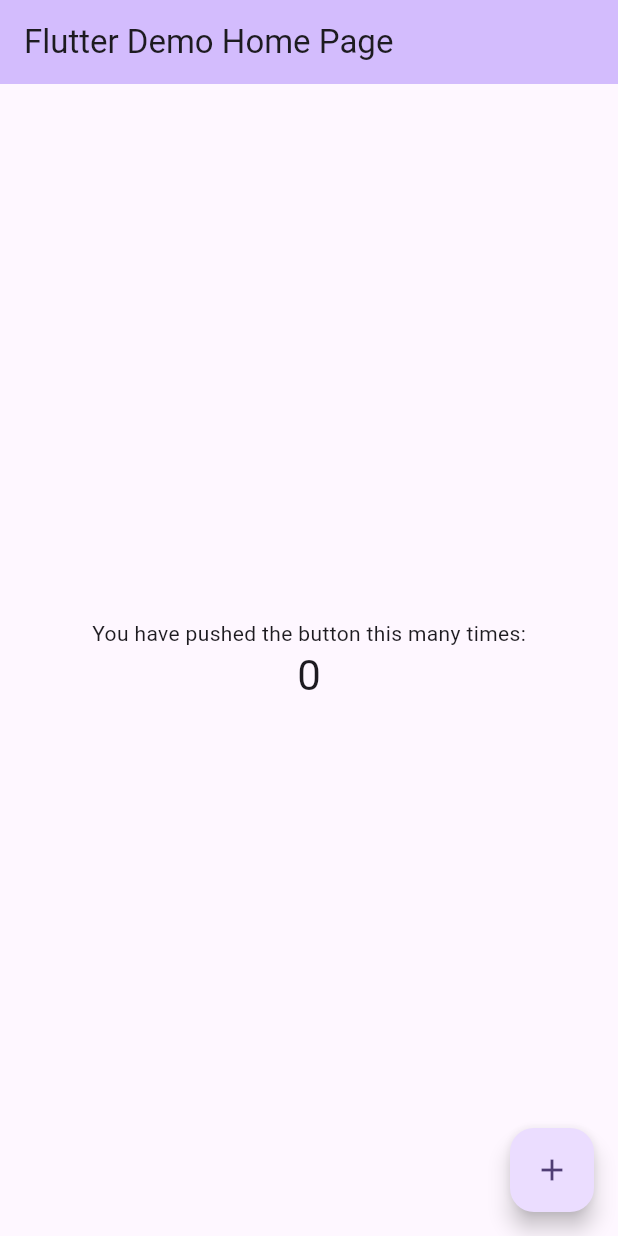
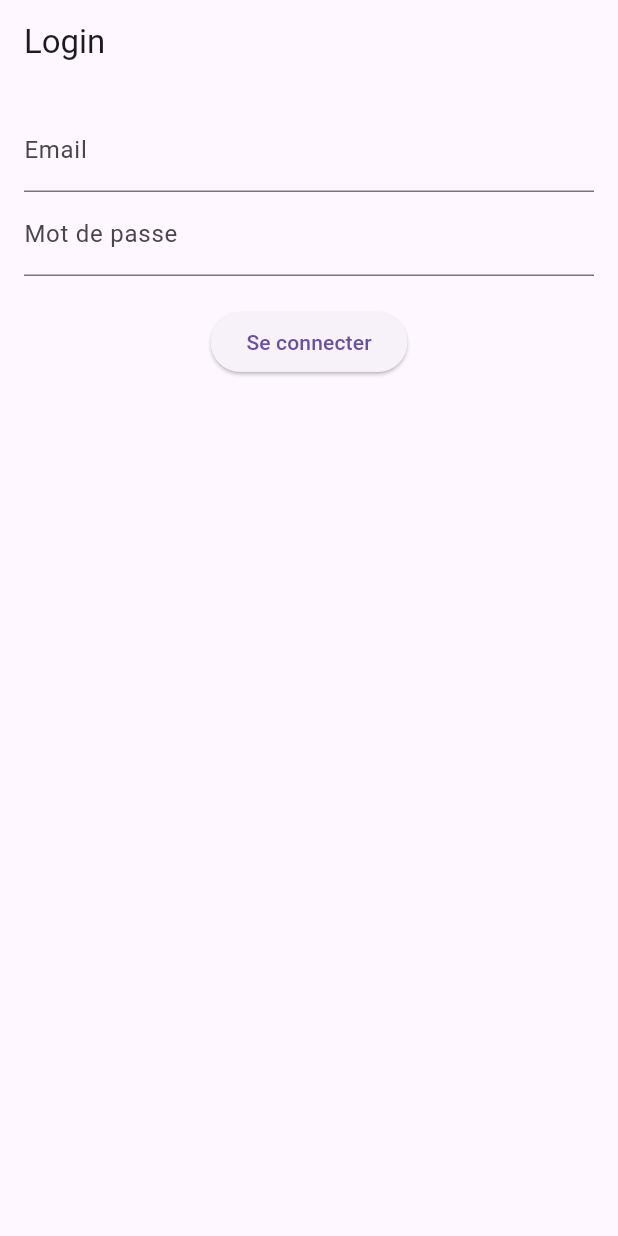
Before and after one commit to Randrianiarison/Flutter, a Flutter app: the screen it shows after launch, on a phone screen of 412 x 824 dp. Run offline on Flutter 3.47's test engine with Material 3 defaults, Android fonts, the phone set to English and light mode, and no system bars.

Commit message:
projet final flutter

```diff
--- a/lib/main.dart
+++ b/lib/main.dart
@@ -1,125 +1,39 @@
-import 'package:flutter/material.dart';
+/*import 'package:flutter/material.dart';
+import 'package:untitled1/screen/home.dart';
 
-void main() {
+void main(){
   runApp(const MyApp());
 }
 
-class MyApp extends StatelessWidget {
+class MyApp extends StatelessWidget{
   const MyApp({super.key});
 
-  // This widget is the root of your application.
+  @override
+  Widget build(BuildContext context){
+    return const MaterialApp(
+      home: HomeScreen(),
+    );
+  }
+}*/
+
+import 'package:flutter/material.dart';
+import 'package:untitled1/screen/home.dart';
+import 'package:untitled1/screen/login_page.dart';
+
+void main() {
+  runApp(MyApp());
+}
+
+class MyApp extends StatelessWidget {
   @override
   Widget build(BuildContext context) {
     return MaterialApp(
-      title: 'Flutter Demo',
+      title: 'Liste Livres',
       theme: ThemeData(
-        // This is the theme of your application.
-        //
-        // TRY THIS: Try running your application with "flutter run". You'll see
-        // the application has a purple toolbar. Then, without quitting the app,
-        // try changing the seedColor in the colorScheme below to Colors.green
-        // and then invoke "hot reload" (save your changes or press the "hot
-        // reload" button in a Flutter-supported IDE, or press "r" if you used
-        // the command line to start the app).
-        //
-        // Notice that the counter didn't reset back to zero; the application
-        // state is not lost during the reload. To reset the state, use hot
-        // restart instead.
-        //
-        // This works for code too, not just values: Most code changes can be
-        // tested with just a hot reload.
-        colorScheme: ColorScheme.fromSeed(seedColor: Colors.deepPurple),
-        useMaterial3: true,
+        primarySwatch: Colors.blue,
+        fontFamily: 'Roboto',
       ),
-      home: const MyHomePage(title: 'Flutter Demo Home Page'),
+      home: LoginPage(), // Afficher la page de login par défaut
     );
   }
 }
-
-class MyHomePage extends StatefulWidget {
-  const MyHomePage({super.key, required this.title});
-
-  // This widget is the home page of your application. It is stateful, meaning
-  // that it has a State object (defined below) that contains fields that affect
-  // how it looks.
-
-  // This class is the configuration for the state. It holds the values (in this
-  // case the title) provided by the parent (in this case the App widget) and
-  // used by the build method of the State. Fields in a Widget subclass are
-  // always marked "final".
-
-  final String title;
-
-  @override
-  State<MyHomePage> createState() => _MyHomePageState();
-}
-
-class _MyHomePageState extends State<MyHomePage> {
-  int _counter = 0;
-
-  void _incrementCounter() {
-    setState(() {
-      // This call to setState tells the Flutter framework that something has
-      // changed in this State, which causes it to rerun the build method below
-      // so that the display can reflect the updated values. If we changed
-      // _counter without calling setState(), then the build method would not be
-      // called again, and so nothing would appear to happen.
-      _counter++;
-    });
-  }
-
-  @override
-  Widget build(BuildContext context) {
-    // This method is rerun every time setState is called, for instance as done
-    // by the _incrementCounter method above.
-    //
-    // The Flutter framework has been optimized to make rerunning build methods
-    // fast, so that you can just rebuild anything that needs updating rather
-    // than having to individually change instances of widgets.
-    return Scaffold(
-      appBar: AppBar(
-        // TRY THIS: Try changing the color here to a specific color (to
-        // Colors.amber, perhaps?) and trigger a hot reload to see the AppBar
-        // change color while the other colors stay the same.
-        backgroundColor: Theme.of(context).colorScheme.inversePrimary,
-        // Here we take the value from the MyHomePage object that was created by
-        // the App.build method, and use it to set our appbar title.
-        title: Text(widget.title),
-      ),
-      body: Center(
-        // Center is a layout widget. It takes a single child and positions it
-        // in the middle of the parent.
-        child: Column(
-          // Column is also a layout widget. It takes a list of children and
-          // arranges them vertically. By default, it sizes itself to fit its
-          // children horizontally, and tries to be as tall as its parent.
-          //
-          // Column has various properties to control how it sizes itself and
-          // how it positions its children. Here we use mainAxisAlignment to
-          // center the children vertically; the main axis here is the vertical
-          // axis because Columns are vertical (the cross axis would be
-          // horizontal).
-          //
-          // TRY THIS: Invoke "debug painting" (choose the "Toggle Debug Paint"
-          // action in the IDE, or press "p" in the console), to see the
-          // wireframe for each widget.
-          mainAxisAlignment: MainAxisAlignment.center,
-          children: <Widget>[
-            const Text(
-              'You have pushed the button this many times:',
-            ),
-            Text(
-              '$_counter',
-              style: Theme.of(context).textTheme.headlineMedium,
-            ),
-          ],
-        ),
-      ),
-      floatingActionButton: FloatingActionButton(
-        onPressed: _incrementCounter,
-        tooltip: 'Increment',
-        child: const Icon(Icons.add),
-      ), // This trailing comma makes auto-formatting nicer for build methods.
-    );
-  }
-}
--- /dev/null
+++ b/lib/screen/login_page.dart
@@ -0,0 +1,117 @@
+import 'dart:convert';
+import 'package:flutter/material.dart';
+import 'package:http/http.dart' as http;
+import 'home.dart';
+
+class LoginPage extends StatefulWidget {
+  @override
+  _LoginPageState createState() => _LoginPageState();
+}
+
+class _LoginPageState extends State<LoginPage> {
+  final _formKey = GlobalKey<FormState>();
+  TextEditingController emailController = TextEditingController();
+  TextEditingController passwordController = TextEditingController();
+  bool isLoading = false;
+
+  Future<void> login() async {
+    final isValid = _formKey.currentState!.validate();
+
+    if (!isValid) {
+      return;
+    }
+
+    setState(() {
+      isLoading = true;
+    });
+
+    final credentials = {
+      'email': emailController.text,
+      'password': passwordController.text,
+    };
+
+    final url = Uri.parse('http://127.0.0.1:8000/api/login');
+
+    try {
+      final response = await http.post(
+        url,
+        headers: <String, String>{
+          'Content-Type': 'application/json; charset=UTF-8',
+        },
+        body: jsonEncode(credentials),
+      );
+
+      print('HTTP Status Code: ${response.statusCode}');
+
+      if (response.statusCode == 200) {
+        // Suppose that the API returns a token upon successful authentication
+        final jsonResponse = jsonDecode(response.body);
+        final token = jsonResponse['token'];
+
+        // You might want to save the token in local storage or use it for further API requests
+
+        // Navigate to HomeScreen
+        Navigator.of(context).pushReplacement(
+          MaterialPageRoute(builder: (context) => HomeScreen()),
+        );
+
+        print('Login successful');
+      } else {
+        print('Failed to login: ${response.reasonPhrase}');
+      }
+    } catch (e) {
+      print('Error during login: $e');
+    } finally {
+      setState(() {
+        isLoading = false;
+      });
+    }
+  }
+
+  @override
+  Widget build(BuildContext context) {
+    return Scaffold(
+      appBar: AppBar(
+        title: Text('Login'),
+      ),
+      body: Padding(
+        padding: const EdgeInsets.all(16.0),
+        child: Form(
+          key: _formKey,
+          child: Column(
+            children: [
+              TextFormField(
+                controller: emailController,
+                decoration: InputDecoration(labelText: 'Email'),
+                validator: (value) {
+                  if (value == null || value.isEmpty) {
+                    return 'Veuillez entrer votre email';
+                  }
+                  return null;
+                },
+              ),
+              TextFormField(
+                controller: passwordController,
+                decoration: InputDecoration(labelText: 'Mot de passe'),
+                obscureText: true,
+                validator: (value) {
+                  if (value == null || value.isEmpty) {
+                    return 'Veuillez entrer votre mot de passe';
+                  }
+                  return null;
+                },
+              ),
+              SizedBox(height: 20),
+              isLoading
+                  ? CircularProgressIndicator()
+                  : ElevatedButton(
+                onPressed: login,
+                child: Text('Se connecter'),
+              ),
+            ],
+          ),
+        ),
+      ),
+    );
+  }
+}
--- a/pubspec.yaml
+++ b/pubspec.yaml
@@ -27,14 +27,18 @@ environment:
 # dependencies can be manually updated by changing the version numbers below to
 # the latest version available on pub.dev. To see which dependencies have newer
 # versions available, run `flutter pub outdated`.
+#dependencies:
+ # flutter:
+  #  sdk: flutter
 dependencies:
   flutter:
     sdk: flutter
-
+  #http: ^1.0.0
 
   # The following adds the Cupertino Icons font to your application.
   # Use with the CupertinoIcons class for iOS style icons.
   cupertino_icons: ^1.0.6
+  http: ^1.2.2
 
 dev_dependencies:
   flutter_test:
```
Also changed, not shown: lib/screen/home.dart (added, +392 -0 lines), pubspec.lock.
